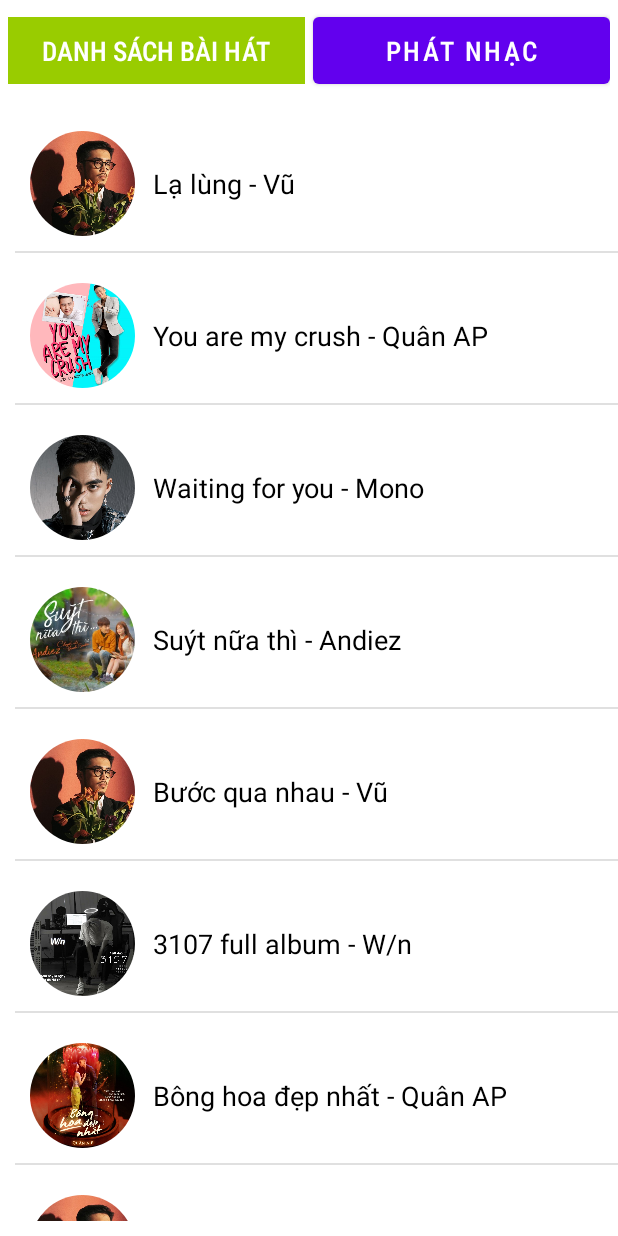
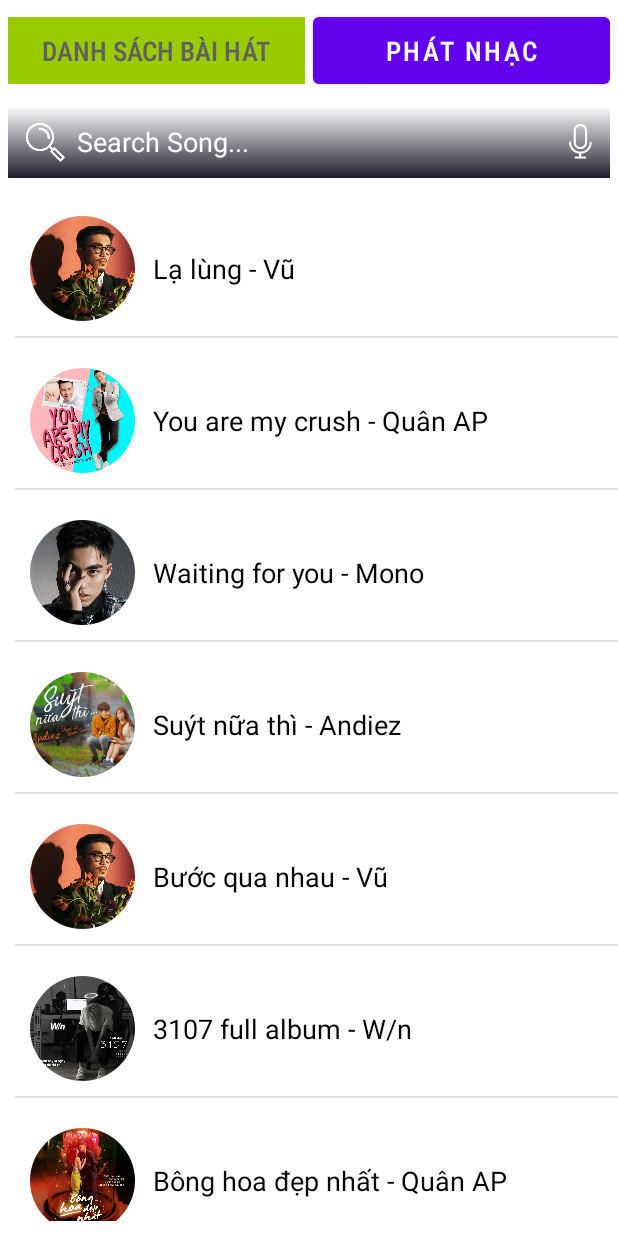
Before and after one commit to Nomap9/Music-App, an Android app: the MainListSong screen opened directly, with no data from a screen before it, on a phone screen of 412 x 824 dp. Run offline under Robolectric (Android 15) with nearby library versions, the phone set to English and light mode, and no system bars; our stand-ins replace CircleImageView; network calls fail.

Commit message:
update search

```diff
--- a/app/src/main/java/com/example/musicapp/Activities/MainListSong.java
+++ b/app/src/main/java/com/example/musicapp/Activities/MainListSong.java
@@ -1,5 +1,6 @@
 package com.example.musicapp.Activities;
 
+import android.annotation.SuppressLint;
 import android.content.Intent;
 import android.os.Bundle;
 import android.view.View;
@@ -14,6 +15,10 @@ import java.util.ArrayList;
 import java.util.List;
 import com.example.musicapp.R;
 
+import android.text.Editable;
+import android.text.TextWatcher;
+import android.widget.EditText;
+
 
 public class MainListSong extends AppCompatActivity {
 
@@ -22,12 +27,13 @@ public class MainListSong extends AppCompatActivity {
     private ArrayList<Song> arraySong;
     private Button btnChangeLayout;
 
+    private EditText editTextSearch;
+
+    @SuppressLint("MissingInflatedId")
     @Override
     protected void onCreate(Bundle savedInstanceState) {
         super.onCreate(savedInstanceState);
         setContentView(R.layout.list_song);
-
-        btnChangeLayout = (Button)findViewById(R.id.btnPlayMusic);
 
         rcvSong = findViewById(R.id.rcv_song);
         songAdapter = new SongAdapter(this, getFileSong());
@@ -41,6 +47,34 @@ public class MainListSong extends AppCompatActivity {
         RecyclerView.ItemDecoration itemDecoration = new DividerItemDecoration(this, DividerItemDecoration.VERTICAL);
         rcvSong.addItemDecoration(itemDecoration);
 
+        editTextSearch = findViewById(R.id.editTextSearch);
+
+        editTextSearch.addTextChangedListener(new TextWatcher() {
+            @Override
+            public void beforeTextChanged(CharSequence charSequence, int i, int i1, int i2) {
+                // Không cần làm gì ở đây
+            }
+
+            @Override
+            public void onTextChanged(CharSequence charSequence, int i, int i1, int i2) {
+                String searchText = charSequence.toString().toLowerCase();
+                List<Song> filteredSongs = new ArrayList<>();
+                for (Song song : arraySong) {
+                    if (song.getTitle().toLowerCase().contains(searchText) || song.getAuthor().toLowerCase().contains(searchText)) {
+                        filteredSongs.add(song);
+                    }
+                }
+                songAdapter.setData(filteredSongs);
+            }
+
+            @Override
+            public void afterTextChanged(Editable editable) {
+                // Không cần làm gì ở đây
+            }
+        });
+
+
+        btnChangeLayout = (Button)findViewById(R.id.btnPlayMusic);
         btnChangeLayout.setOnClickListener(new View.OnClickListener() {
             @Override
             public void onClick(View view) {
--- a/app/src/main/res/layout/list_song.xml
+++ b/app/src/main/res/layout/list_song.xml
@@ -13,18 +13,18 @@
         android:padding="5dp">
 
         <TextView
-            android:layout_weight="1"
             android:id="@+id/txtTitle"
             android:layout_width="0dp"
             android:layout_height="wrap_content"
-            android:text="DANH SÁCH BÀI HÁT"
-            android:textColor="#fff"
-            android:textStyle="bold"
+            android:layout_weight="1"
+            android:background="@android:color/holo_green_light"
             android:fontFamily="sans-serif-condensed-light"
-            android:textSize="18sp"
             android:gravity="center"
             android:padding="10dp"
-            android:background="@android:color/holo_green_light"></TextView>
+            android:text="DANH SÁCH BÀI HÁT"
+            android:textColor="#616161"
+            android:textSize="18sp"
+            android:textStyle="bold"></TextView>
 
         <Button
             android:layout_weight="1"
@@ -42,11 +42,30 @@
 
     </LinearLayout>
 
+    <EditText
+        android:id="@+id/editTextSearch"
+        android:layout_width="match_parent"
+        android:layout_height="48dp"
+        android:layout_below="@id/listBtn"
+        android:layout_marginStart="5dp"
+        android:layout_marginTop="3dp"
+        android:layout_marginEnd="5dp"
+        android:layout_marginBottom="5dp"
+        android:background="@drawable/edittext_background"
+        android:drawableStart="@drawable/search"
+        android:drawableEnd="@drawable/microphone"
+        android:drawablePadding="8dp"
+        android:ems="10"
+        android:hint="Search Song..."
+        android:inputType="text"
+        android:padding="12dp"
+        android:textColorHint="@color/white" />
+
     <androidx.recyclerview.widget.RecyclerView
         android:id="@+id/rcv_song"
         android:layout_width="match_parent"
         android:layout_height="wrap_content"
-        android:layout_below="@+id/listBtn"
+        android:layout_below="@+id/editTextSearch"
         android:layout_marginStart="10dp"
         android:layout_marginBottom="10dp"></androidx.recyclerview.widget.RecyclerView>
 
```
